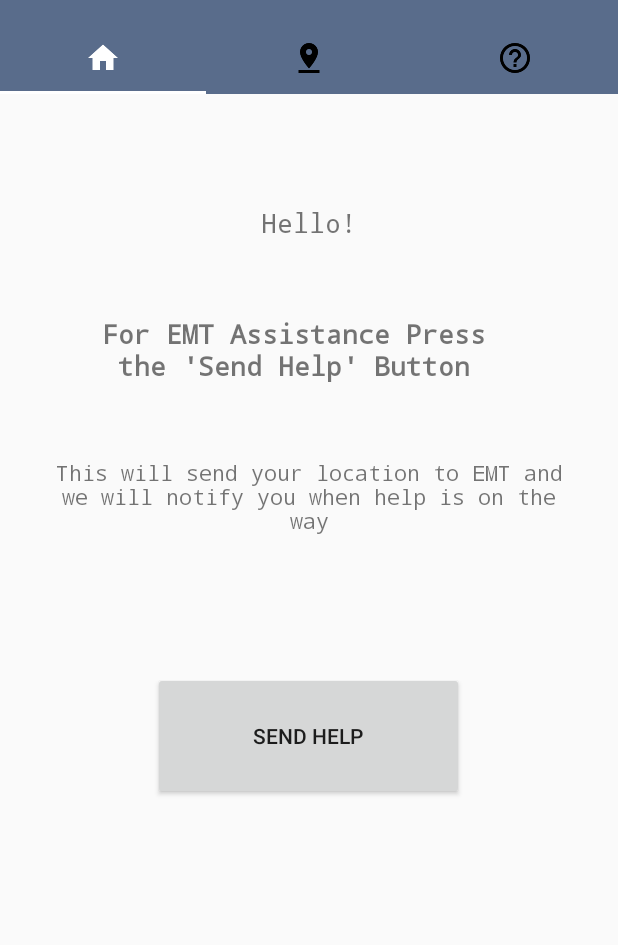
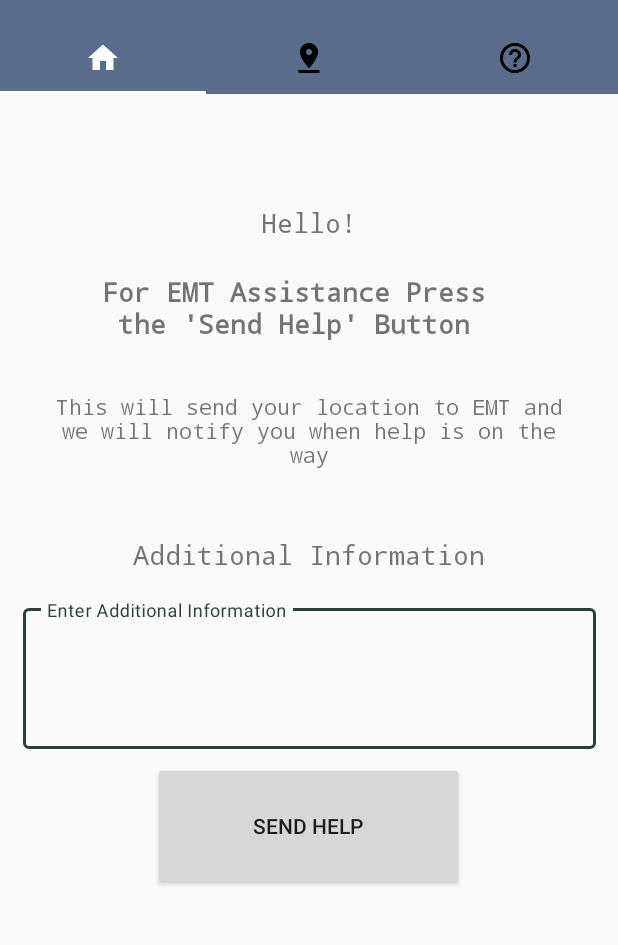
Before and after one commit to ElickC/Lyfeline, an Android app: the VictimHomeFragment screen opened directly, with no data from a screen before it, on a phone screen of 412 x 824 dp, the part 62-1007 px from its top. Run offline under Robolectric (Android 15) with nearby library versions, the phone set to English and light mode, and no system bars; our stand-ins replace Firebase (no records; nobody signed in at launch, a user with empty details on screens opened directly); 3 statements that could not run were skipped.

Commit message:
Added message box for victims and new helpvics class

```diff
--- a/LyfeLine/app/src/main/res/layout/fragment_victim_home.xml
+++ b/LyfeLine/app/src/main/res/layout/fragment_victim_home.xml
@@ -10,7 +10,7 @@
         android:id="@+id/textView9"
         android:layout_width="282dp"
         android:layout_height="49dp"
-        android:layout_marginTop="48dp"
+        android:layout_marginTop="20dp"
         android:fontFamily="monospace"
         android:gravity="center"
         android:text="For EMT Assistance Press the 'Send Help' Button"
@@ -28,7 +28,7 @@
         android:layout_height="85dp"
         android:layout_marginStart="102dp"
         android:layout_marginLeft="102dp"
-        android:layout_marginTop="76dp"
+        android:layout_marginTop="180dp"
         android:layout_marginEnd="102dp"
         android:layout_marginRight="102dp"
         android:text="Send Help"
@@ -41,12 +41,11 @@
         android:id="@+id/textView11"
         android:layout_width="353dp"
         android:layout_height="82dp"
-        android:layout_marginTop="32dp"
+        android:layout_marginTop="16dp"
         android:fontFamily="monospace"
         android:gravity="center"
         android:text="This will send your location to EMT and we will notify you when help is on the way"
         app:layout_constraintEnd_toEndOf="parent"
-        app:layout_constraintHorizontal_bias="0.5"
         app:layout_constraintStart_toStartOf="parent"
         app:layout_constraintTop_toBottomOf="@+id/textView9" />
 
@@ -63,4 +62,34 @@
         app:layout_constraintStart_toStartOf="parent"
         app:layout_constraintTop_toTopOf="parent" />
 
+    <TextView
+        android:id="@+id/textView13"
+        android:layout_width="wrap_content"
+        android:layout_height="wrap_content"
+        android:layout_marginTop="29dp"
+        android:fontFamily="monospace"
+        android:text="Additional Information"
+        android:textSize="18sp"
+        app:layout_constraintEnd_toEndOf="parent"
+        app:layout_constraintHorizontal_bias="0.5"
+        app:layout_constraintStart_toStartOf="parent"
+        app:layout_constraintTop_toBottomOf="@+id/textView11" />
+
+    <com.google.android.material.textfield.TextInputLayout
+        style="@style/Widget.MaterialComponents.TextInputLayout.OutlinedBox"
+        android:layout_width="382dp"
+        android:layout_height="99dp"
+        android:layout_marginTop="18dp"
+        app:layout_constraintEnd_toEndOf="parent"
+        app:layout_constraintHorizontal_bias="0.5"
+        app:layout_constraintStart_toStartOf="parent"
+        app:layout_constraintTop_toBottomOf="@+id/textView13">
+
+        <com.google.android.material.textfield.TextInputEditText
+            android:id="@+id/textInputEditTextMessage"
+            android:layout_width="match_parent"
+            android:layout_height="match_parent"
+            android:hint="Enter Additional Information" />
+    </com.google.android.material.textfield.TextInputLayout>
+
 </androidx.constraintlayout.widget.ConstraintLayout>
```
Also changed, not shown: LyfeLine/app/src/main/java/com/example/lyfeline/EmtMapFragment.java (+4 -3 lines), LyfeLine/app/src/main/java/com/example/lyfeline/HelpVics.java (added, +72 -0 lines), LyfeLine/app/src/main/java/com/example/lyfeline/Main2Activity.java (+19 -10 lines), LyfeLine/app/src/main/java/com/example/lyfeline/VictimHomeFragment.java (+12 -3 lines), LyfeLine/app/src/main/res/layout/fragment_victim_help.xml (+4 -4 lines), LyfeLine/app/src/main/res/layout/fragment_victim_map.xml (+15 -0 lines).
